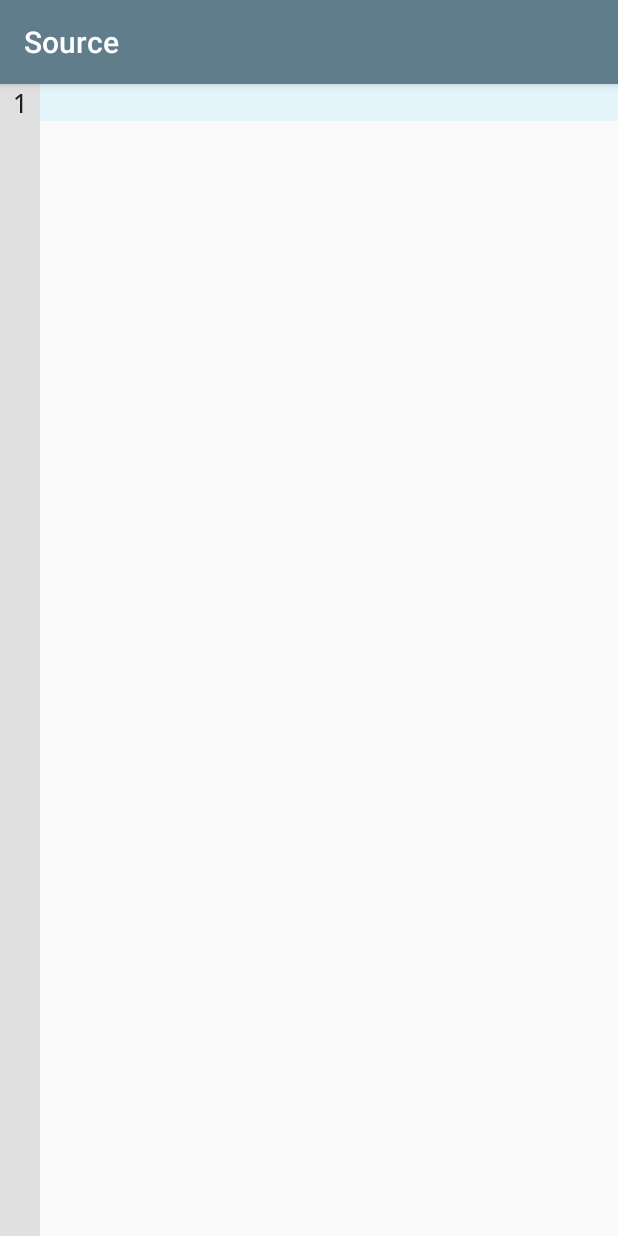
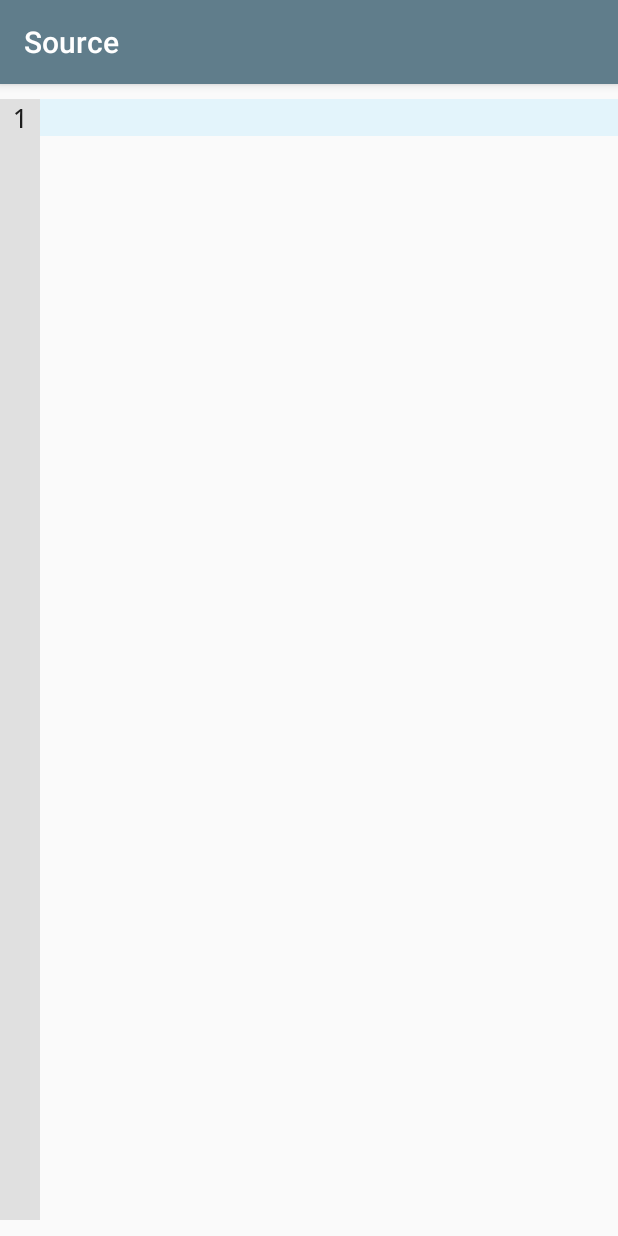
Before and after one commit to tylerfilla/source, an Android app: the screen it shows after launch (EditActivity), on a phone screen of 412 x 824 dp. Run offline under Robolectric (Android 15) with nearby library versions, the phone set to English and light mode, and no system bars.

Commit message:
Made editor behave with all padding directions

```diff
--- a/app/src/main/AndroidManifest.xml
+++ b/app/src/main/AndroidManifest.xml
@@ -2,6 +2,8 @@
 <manifest
     xmlns:android="http://schemas.android.com/apk/res/android"
     package="io.microdev.source">
+
+    <uses-permission android:name="android.permission.WRITE_EXTERNAL_STORAGE" />
 
     <application
         android:allowBackup="true"
@@ -13,8 +15,8 @@
         <activity android:name=".EditActivity">
             <intent-filter>
 
-                <action android:name="android.intent.action.MAIN"/>
-                <category android:name="android.intent.category.LAUNCHER"/>
+                <action android:name="android.intent.action.MAIN" />
+                <category android:name="android.intent.category.LAUNCHER" />
 
             </intent-filter>
         </activity>
--- a/app/src/main/java/io/microdev/source/EditActivity.java
+++ b/app/src/main/java/io/microdev/source/EditActivity.java
@@ -28,6 +28,23 @@ public class EditActivity extends AppCompatActivity {
         // Get references to layout stuff
         scroll = (ScrollView) findViewById(R.id.activityEditScroll);
         editor = (Editor) findViewById(R.id.activityEditEditor);
+
+        // Listen for changes to editor content
+        editor.addTextChangedListener(new TextWatcher() {
+
+            @Override
+            public void beforeTextChanged(CharSequence charSequence, int i, int i1, int i2) {
+            }
+
+            @Override
+            public void onTextChanged(CharSequence charSequence, int i, int i1, int i2) {
+            }
+
+            @Override
+            public void afterTextChanged(Editable editable) {
+            }
+
+        });
     }
 
 }
--- a/app/src/main/java/io/microdev/source/widget/Editor.java
+++ b/app/src/main/java/io/microdev/source/widget/Editor.java
@@ -3,7 +3,6 @@ package io.microdev.source.widget;
 import android.content.Context;
 import android.content.res.TypedArray;
 import android.graphics.Canvas;
-import android.graphics.Color;
 import android.graphics.Paint;
 import android.text.Editable;
 import android.text.Layout;
@@ -14,21 +13,21 @@ import android.view.Gravity;
 import android.view.ViewTreeObserver;
 import android.widget.EditText;
 
-import java.io.File;
-
 import io.microdev.source.R;
 
 public class Editor extends EditText {
 
-    private static final int DEFAULT_ATTR_COLOR_LINE_HIGHLIGHT = Color.BLACK;
+    private static final int DEF_COLOR_LINE_HIGHLIGHT = 0x2040c4ff;
+    private static final int DEF_COLOR_LINE_NUMBER_COLUMN_BG = 0xffe0e0e0;
 
-    private static final boolean DEFAULT_ATTR_SHOW_LINE_HIGHLIGHT = true;
-    private static final boolean DEFAULT_ATTR_SHOW_LINE_NUMBERS = true;
+    private static final boolean DEF_SHOW_LINE_HIGHLIGHT = true;
+    private static final boolean DEF_SHOW_LINE_NUMBERS = true;
 
-    private static final float DEFAULT_LINE_NUMBER_COLUMN_PADDING_LEFT = 0f;
-    private static final float DEFAULT_LINE_NUMBER_COLUMN_PADDING_RIGHT = 0f;
+    private static final float DEF_LINE_NUMBER_COLUMN_PADDING_LEFT = 32f;
+    private static final float DEF_LINE_NUMBER_COLUMN_PADDING_RIGHT = 32f;
 
     private int colorLineHighlight;
+    private int colorLineNumberColumnBg;
 
     private boolean showLineHighlight;
     private boolean showLineNumbers;
@@ -36,48 +35,50 @@ public class Editor extends EditText {
     private float lineNumberColumnPaddingLeft;
     private float lineNumberColumnPaddingRight;
 
-    private File file;
+    private Paint paintLineHighlight;
+    private Paint paintLineNumberColumnBg;
 
-    private Paint paintLineHighlight;
-    private Paint paintLineNumbersBg;
+    private int paddingBumpLeft;
+    private boolean paddingRedirect;
 
     private Layout layout;
-
     private int currentLineCount;
-
     private float lineNumberColumnWidth;
 
     public Editor(Context context) {
         super(context);
 
         // Set default attrs
-        colorLineHighlight = DEFAULT_ATTR_COLOR_LINE_HIGHLIGHT;
-        showLineHighlight = DEFAULT_ATTR_SHOW_LINE_HIGHLIGHT;
-        showLineNumbers = DEFAULT_ATTR_SHOW_LINE_NUMBERS;
-        lineNumberColumnPaddingLeft = DEFAULT_LINE_NUMBER_COLUMN_PADDING_LEFT;
-        lineNumberColumnPaddingRight = DEFAULT_LINE_NUMBER_COLUMN_PADDING_RIGHT;
+        setDefaultAttrs();
 
-        // Common init
+        // Common initializer
         initialize();
     }
 
     public Editor(Context context, AttributeSet attrs) {
         super(context, attrs);
 
+        // Set default attrs
+        setDefaultAttrs();
+
         // Get styled attributes array
         TypedArray styleAttrs = context.getTheme().obtainStyledAttributes(attrs, R.styleable.Editor, 0, 0);
 
-        // Read XML attrs
-        colorLineHighlight = styleAttrs.getColor(R.styleable.Editor_colorLineHighlight, DEFAULT_ATTR_COLOR_LINE_HIGHLIGHT);
-        showLineHighlight = styleAttrs.getBoolean(R.styleable.Editor_showLineHighlight, DEFAULT_ATTR_SHOW_LINE_HIGHLIGHT);
-        showLineNumbers = styleAttrs.getBoolean(R.styleable.Editor_showLineNumbers, DEFAULT_ATTR_SHOW_LINE_NUMBERS);
-        lineNumberColumnPaddingLeft = styleAttrs.getDimension(R.styleable.Editor_lineNumberColumnPaddingLeft, DEFAULT_LINE_NUMBER_COLUMN_PADDING_LEFT);
-        lineNumberColumnPaddingRight = styleAttrs.getDimension(R.styleable.Editor_lineNumberColumnPaddingLeft, DEFAULT_LINE_NUMBER_COLUMN_PADDING_RIGHT);
+        /* Read XML attrs */
+
+        colorLineHighlight = styleAttrs.getColor(R.styleable.Editor_colorLineHighlight, colorLineHighlight);
+        colorLineNumberColumnBg = styleAttrs.getColor(R.styleable.Editor_colorLineNumberColumnBg, colorLineNumberColumnBg);
+
+        showLineHighlight = styleAttrs.getBoolean(R.styleable.Editor_showLineHighlight, showLineHighlight);
+        showLineNumbers = styleAttrs.getBoolean(R.styleable.Editor_showLineNumbers, showLineNumbers);
+
+        lineNumberColumnPaddingLeft = styleAttrs.getDimension(R.styleable.Editor_lineNumberColumnPaddingLeft, lineNumberColumnPaddingLeft);
+        lineNumberColumnPaddingRight = styleAttrs.getDimension(R.styleable.Editor_lineNumberColumnPaddingLeft, lineNumberColumnPaddingRight);
 
         // Recycle styled attributes array
         styleAttrs.recycle();
 
-        // Common init
+        // Common initializer
         initialize();
     }
 
@@ -90,13 +91,13 @@ public class Editor extends EditText {
 
         // Allocate paints for custom drawing
         paintLineHighlight = new Paint();
-        paintLineNumbersBg = new Paint();
+        paintLineNumberColumnBg = new Paint();
 
         // Set up paint for line highlighting
         paintLineHighlight.setColor(colorLineHighlight);
 
         // Set up paint for line number column background
-        paintLineNumbersBg.setColor(0xffe0e0e0);
+        paintLineNumberColumnBg.setColor(colorLineNumberColumnBg);
 
         // Set up a global layout listener to watch for layouts
         getViewTreeObserver().addOnGlobalLayoutListener(new ViewTreeObserver.OnGlobalLayoutListener() {
@@ -145,6 +146,20 @@ public class Editor extends EditText {
         });
     }
 
+    private void setDefaultAttrs() {
+        // Colors
+        colorLineHighlight = DEF_COLOR_LINE_HIGHLIGHT;
+        colorLineNumberColumnBg = DEF_COLOR_LINE_NUMBER_COLUMN_BG;
+
+        // Show flags
+        showLineHighlight = DEF_SHOW_LINE_HIGHLIGHT;
+        showLineNumbers = DEF_SHOW_LINE_NUMBERS;
+
+        // Line number column padding
+        lineNumberColumnPaddingLeft = DEF_LINE_NUMBER_COLUMN_PADDING_LEFT;
+        lineNumberColumnPaddingRight = DEF_LINE_NUMBER_COLUMN_PADDING_RIGHT;
+    }
+
     public boolean getShowLineHighlight() {
         return showLineHighlight;
     }
@@ -161,6 +176,30 @@ public class Editor extends EditText {
         this.colorLineHighlight = colorLineHighlight;
     }
 
+    public int getColorLineNumberColumnBg() {
+        return colorLineNumberColumnBg;
+    }
+
+    public void setColorLineNumberColumnBg(int colorLineNumberColumnBg) {
+        this.colorLineNumberColumnBg = colorLineNumberColumnBg;
+    }
+
+    public float getLineNumberColumnPaddingLeft() {
+        return lineNumberColumnPaddingLeft;
+    }
+
+    public void setLineNumberColumnPaddingLeft(float lineNumberColumnPaddingLeft) {
+        this.lineNumberColumnPaddingLeft = lineNumberColumnPaddingLeft;
+    }
+
+    public float getLineNumberColumnPaddingRight() {
+        return lineNumberColumnPaddingRight;
+    }
+
+    public void setLineNumberColumnPaddingRight(float lineNumberColumnPaddingRight) {
+        this.lineNumberColumnPaddingRight = lineNumberColumnPaddingRight;
+    }
+
     private void updateLineNumberColumnWidth() {
         // Iterate over all lines and count non-soft-wrap lines
         int numberedLines = 0;
@@ -171,11 +210,14 @@ public class Editor extends EditText {
             }
         }
 
+        // Subtract old column width from left padding
+        setPadding(getPaddingLeft() - (int) lineNumberColumnWidth, getPaddingTop(), getPaddingRight(), getPaddingBottom());
+
         // Calculate starting width of line number column
         lineNumberColumnWidth = lineNumberColumnPaddingLeft + layout.getPaint().measureText(String.valueOf(numberedLines)) + lineNumberColumnPaddingRight;
 
-        // FIXME: Commandeer the left padding to account for line number column (more custom way?)
-        setPadding((int) lineNumberColumnWidth, getPaddingTop(), getPaddingRight(), getPaddingBottom());
+        // Bump left padding for new line number column
+        setPadding(getPaddingLeft() + (int) lineNumberColumnWidth, getPaddingTop(), getPaddingRight(), getPaddingBottom());
     }
 
     @Override
@@ -183,7 +225,7 @@ public class Editor extends EditText {
         // Render line numbers if preferred
         if (showLineNumbers) {
             // Draw line number column background
-            canvas.drawRect(0f, 0f, lineNumberColumnWidth, getBottom(), paintLineNumbersBg);
+            canvas.drawRect(getLeft(), getTop() + getPaddingTop(), getLeft() + lineNumberColumnWidth, getBottom() - getPaddingBottom(), paintLineNumberColumnBg);
 
             // Iterate over all lines
             int l = 1;
@@ -195,7 +237,7 @@ public class Editor extends EditText {
                     float lineBottom = layout.getLineBottom(i) + getPaddingTop();
 
                     // Draw line number text
-                    canvas.drawText(String.valueOf(l), lineNumberColumnWidth - lineNumberColumnPaddingRight - layout.getPaint().measureText(String.valueOf(l)), layout.getLineBaseline(i), layout.getPaint());
+                    canvas.drawText(String.valueOf(l), lineNumberColumnWidth - lineNumberColumnPaddingRight - layout.getPaint().measureText(String.valueOf(l)), layout.getLineBaseline(i) + getPaddingTop(), layout.getPaint());
 
                     // Increment user-facing line number
                     l++;
@@ -219,8 +261,8 @@ public class Editor extends EditText {
                 float hrBottom = layout.getLineBottom(line) + getPaddingTop();
 
                 // Preliminary edges of highlight region horizontal bounds
-                float hrLeft = layout.getLineLeft(line) + getPaddingLeft();
-                float hrRight = getRight() - getPaddingRight();
+                float hrLeft = layout.getLineLeft(line) + lineNumberColumnWidth;
+                float hrRight = getRight();
 
                 // Scan upwards for wrapped lines
                 int scanUp = line - 1;
--- a/app/src/main/res/layout/activity_edit.xml
+++ b/app/src/main/res/layout/activity_edit.xml
@@ -2,8 +2,8 @@
 <RelativeLayout
     xmlns:android="http://schemas.android.com/apk/res/android"
     xmlns:tools="http://schemas.android.com/tools"
-    tools:context="io.microdev.source.EditActivity"
-    style="@style/Activity.Edit.Root">
+    style="@style/Activity.Edit.Root"
+    tools:context="io.microdev.source.EditActivity">
 
     <ScrollView
         android:id="@+id/activityEditScroll"
--- a/app/src/main/res/values/attrs.xml
+++ b/app/src/main/res/values/attrs.xml
@@ -6,6 +6,7 @@
         <attr name="showLineNumbers" format="boolean" />
 
         <attr name="colorLineHighlight" format="color" />
+        <attr name="colorLineNumberColumnBg" format="color" />
 
         <attr name="lineNumberColumnPaddingLeft" format="dimension" />
         <attr name="lineNumberColumnPaddingRight" format="dimension" />
--- a/app/src/main/res/values/colors.xml
+++ b/app/src/main/res/values/colors.xml
@@ -1,9 +1,9 @@
 <?xml version="1.0" encoding="utf-8"?>
 <resources>
-    <!-- Theme colors -->
     <color name="colorPrimary">#607d8b</color>
     <color name="colorPrimaryDark">#455a64</color>
     <color name="colorAccent">#40c4ff</color>
 
     <color name="activity_edit_editor_colorLineHighlight">#2040c4ff</color>
+    <color name="activity_edit_editor_colorLineNumberColumnBg">#e0e0e0</color>
 </resources>
--- a/app/src/main/res/values/dimens.xml
+++ b/app/src/main/res/values/dimens.xml
@@ -1,8 +1,5 @@
 <?xml version="1.0" encoding="utf-8"?>
 <resources>
-    <dimen name="activity_edit_root_paddingLeft">16dp</dimen>
-    <dimen name="activity_edit_root_paddingRight">16dp</dimen>
-
     <dimen name="activity_edit_editor_textSize">18sp</dimen>
 
     <dimen name="activity_edit_editor_lineNumberColumnPaddingLeft">8dp</dimen>
--- a/app/src/main/res/values/styles.xml
+++ b/app/src/main/res/values/styles.xml
@@ -13,13 +13,16 @@
     </style>
 
     <style name="Activity.Edit.Editor" parent="">
+        <!-- Android attrs -->
         <item name="android:fontFamily">monospace</item>
         <item name="android:imeOptions">flagNoExtractUi</item>
         <item name="android:layout_width">match_parent</item>
         <item name="android:layout_height">wrap_content</item>
-        <item name="android:padding">0dp</item>
-        <item name="android:textSize">18sp</item>
+        <item name="android:textSize">@dimen/activity_edit_editor_textSize</item>
+
+        <!-- Custom attrs -->
         <item name="colorLineHighlight">@color/activity_edit_editor_colorLineHighlight</item>
+        <item name="colorLineNumberColumnBg">@color/activity_edit_editor_colorLineNumberColumnBg</item>
         <item name="lineNumberColumnPaddingLeft">@dimen/activity_edit_editor_lineNumberColumnPaddingLeft</item>
         <item name="lineNumberColumnPaddingRight">@dimen/activity_edit_editor_lineNumberColumnPaddingRight</item>
         <item name="showLineHighlight">true</item>
```
